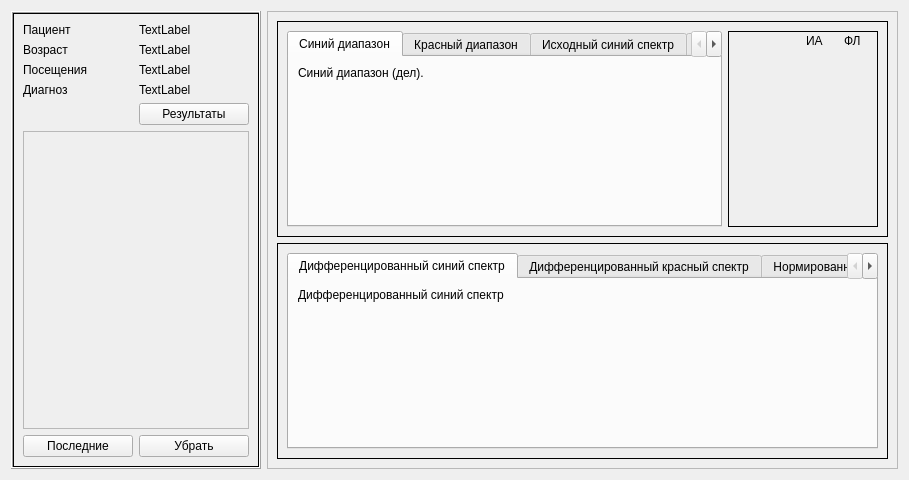
First picture: the form in ui_forms/client_widget.ui, repository derElektrobesen/spectro_viewer, before the edit.
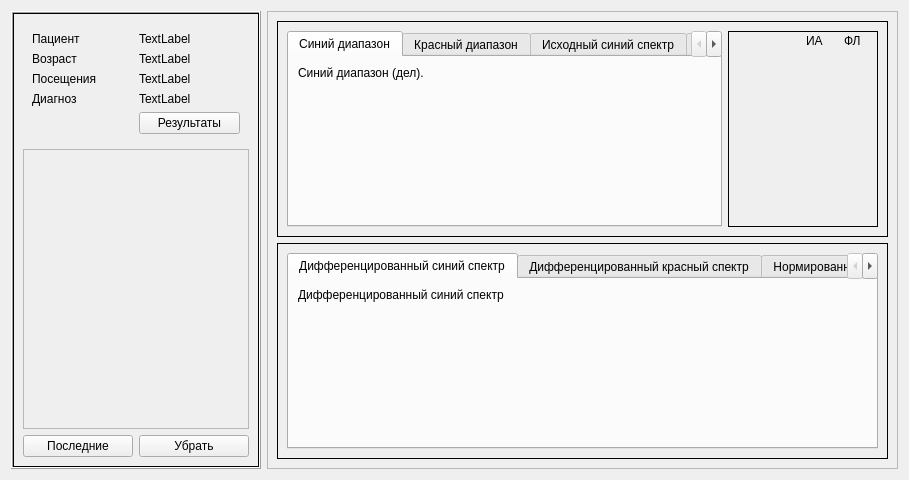
Second picture: the form after the edit. Custom widgets are drawn as their Qt base class.

What changed in the file:
```diff
--- a/ui_forms/client_widget.ui
+++ b/ui_forms/client_widget.ui
@@ -45,6 +45,7 @@
         </property>
         <layout class="QVBoxLayout" name="verticalLayout_3">
          <item>
+          <widget class="QWidget" name="gridWidget" native="true">
           <layout class="QGridLayout" name="gridLayout">
            <item row="2" column="0">
             <widget class="QLabel" name="label_3">
@@ -110,6 +111,7 @@
             </widget>
            </item>
           </layout>
+          </widget>
          </item>
          <item>
           <widget class="QScrollArea" name="points_sca">
```
Left out of the diff: 23 changed lines with no effect on the pictures. Lines whose indentation alone changed are shown as unchanged.
